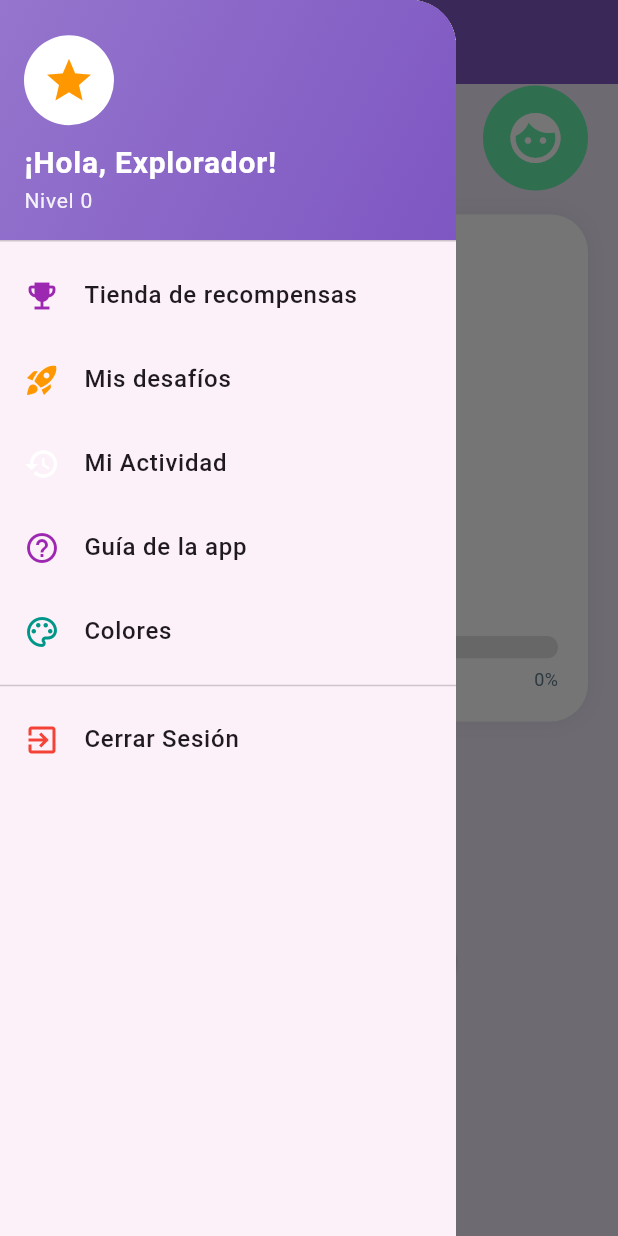
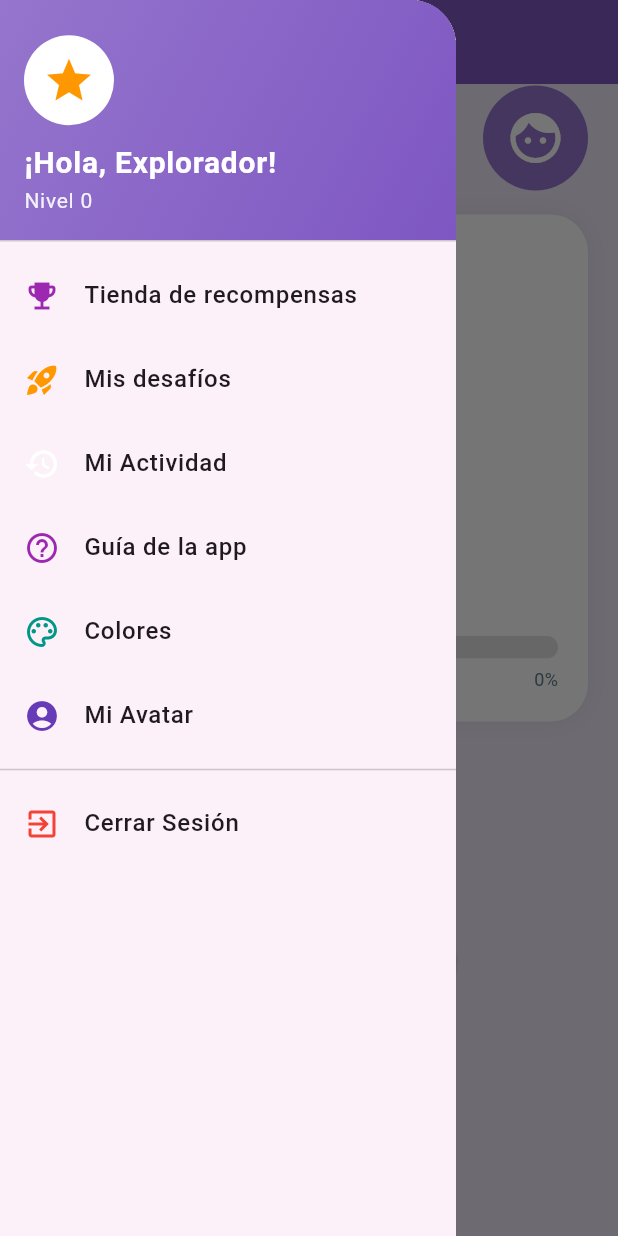
Before and after one commit to fernanda270122/mapachesecure-app, a Flutter app: the HomeHijoScreen screen opened by its route, with the side drawer open, on a phone screen of 412 x 824 dp. Run offline on Flutter 3.47's test engine with Material 3 defaults, Android fonts, the phone set to English and light mode, and no system bars; our stand-ins replace app_links, firebase_core, firebase_messaging, flutter_local_notifications, flutter_tts, image_picker and 2 more; missing offline and left inert: bg_launcher, flutter_background_service, usage_stats; accounts and stored records are empty; network calls fail.

Commit message:
feat: sistema de avatares predeterminados y carrusel automatico

```diff
--- a/lib/screens/hijo/home_hijo_screen.dart
+++ b/lib/screens/hijo/home_hijo_screen.dart
@@ -17,6 +17,7 @@ import 'package:mapachesecure_app/screens/hijo/video_evolucion_screen.dart';
 import 'package:provider/provider.dart';
 import 'package:mapachesecure_app/providers/tema_provider.dart';
 import 'package:mapachesecure_app/screens/hijo/colores_screen.dart';
+import 'package:mapachesecure_app/screens/hijo/avatar_screen.dart';
 
 class HomeHijoScreen extends StatefulWidget {
   const HomeHijoScreen({super.key});
@@ -29,6 +30,7 @@ class _HomeHijoScreenState extends State<HomeHijoScreen>
     with SingleTickerProviderStateMixin {
   final FlutterTts _tts = FlutterTts();
   String _nombre = '';
+  String? _avatarPath;
   int _puntos = 0;
   List<dynamic> _desafios = [];
   bool _cargando = true;
@@ -99,6 +101,7 @@ class _HomeHijoScreenState extends State<HomeHijoScreen>
     final prefs = await SharedPreferences.getInstance();
     final nombre = prefs.getString('nombre') ?? 'Explorador';
     final hijoId = prefs.getString('user_id') ?? '';
+    final avatar = prefs.getString('avatar_hijo');
 
     try {
       final api = ApiService();
@@ -118,6 +121,7 @@ class _HomeHijoScreenState extends State<HomeHijoScreen>
           print('pendientes: $_pendientes');
         }
         _nombre = nombre;
+        _avatarPath = avatar;
         _puntos = nuevoPuntos;
 
         if (desafiosData is List) {
@@ -403,10 +407,13 @@ class _HomeHijoScreenState extends State<HomeHijoScreen>
                 crossAxisAlignment: CrossAxisAlignment.start,
                 mainAxisAlignment: MainAxisAlignment.center,
                 children: [
-                  const CircleAvatar(
+                  CircleAvatar(
                     radius: 30,
                     backgroundColor: Colors.white,
-                    child: Icon(Icons.star, color: Colors.orange, size: 35),
+                    backgroundImage: _avatarPath != null ? AssetImage(_avatarPath!) : null,
+                    child: _avatarPath == null
+                        ? const Icon(Icons.star, color: Colors.orange, size: 35)
+                        : null,
                   ),
                   const SizedBox(height: 10),
                   Text(
@@ -488,6 +495,19 @@ class _HomeHijoScreenState extends State<HomeHijoScreen>
                   );
                 },
               ),
+            _buildDrawerOption(
+              Icons.account_circle,
+              'Mi Avatar',
+              Colors.deepPurple,
+              () async {
+                Navigator.pop(context);
+                final result = await Navigator.push(
+                  context,
+                  MaterialPageRoute(builder: (_) => const AvatarScreen()),
+                );
+                if (result != null) setState(() => _avatarPath = result);
+              },
+            ),
             const Divider(),
             _buildDrawerOption(
               Icons.exit_to_app,
@@ -553,13 +573,21 @@ class _HomeHijoScreenState extends State<HomeHijoScreen>
                                 ),
                               ],
                             ),
-                            const CircleAvatar(
-                              radius: 35,
-                              backgroundColor: Colors.greenAccent,
-                              child: Icon(
-                                Icons.face,
-                                size: 40,
-                                color: Colors.white,
+                            GestureDetector(
+                              onTap: () async {
+                                final result = await Navigator.push(
+                                  context,
+                                  MaterialPageRoute(builder: (_) => const AvatarScreen()),
+                                );
+                                if (result != null) setState(() => _avatarPath = result);
+                              },
+                              child: CircleAvatar(
+                                radius: 35,
+                                backgroundColor: tema.accent,
+                                backgroundImage: _avatarPath != null ? AssetImage(_avatarPath!) : null,
+                                child: _avatarPath == null
+                                    ? const Icon(Icons.face, size: 40, color: Colors.white)
+                                    : null,
                               ),
                             ),
                           ],
--- a/pubspec.yaml
+++ b/pubspec.yaml
@@ -81,6 +81,7 @@ flutter:
      - assets/raccu.png
      - assets/raccu_qr.png
      - assets/mascota/
+     - assets/avatares/
 
   # An image asset can refer to one or more resolution-specific "variants", see
   # https://flutter.dev/to/resolution-aware-images
```
Also changed, not shown: lib/screens/hijo/avatar_screen.dart (added, +89 -0 lines), lib/screens/padre/home_padre_screen.dart (+12 -0 lines), assets/avatares/perfil1.jpeg (added), assets/avatares/perfil2.jpeg (added), assets/avatares/perfil3.jpeg (added), assets/avatares/perfil4.jpeg (added), assets/avatares/perfil6.jpeg (added), assets/avatares/perfil7.jpeg (added), assets/avatares/perfil8.jpeg (added).
